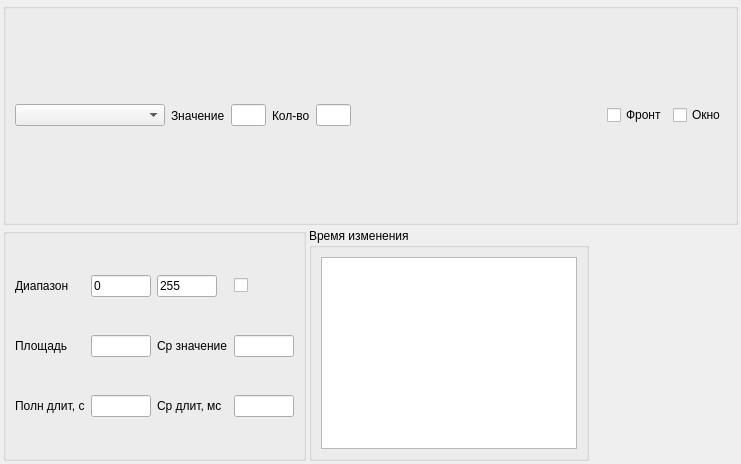
The window that src/SVExportPanel/forms/exportPanel.ui (Tyill/SVisual) describes before a commit, drawn with Qt 5.
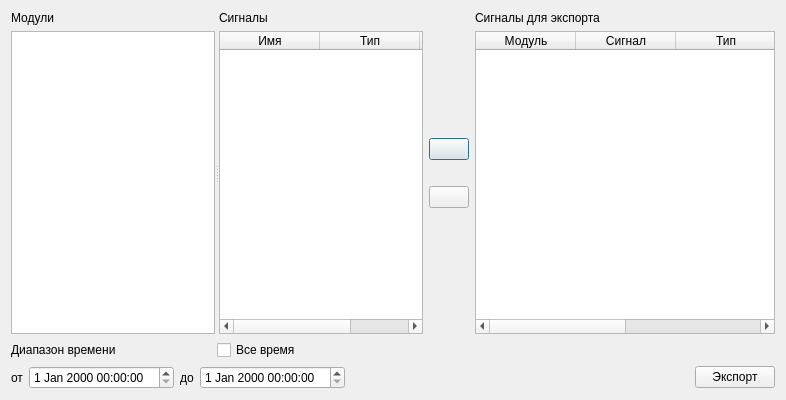
The same window after the commit. Icons and pictures are not drawn.

Commit message: -add export panel

Patch:
```diff
--- a/src/SVExportPanel/forms/exportPanel.ui
+++ b/src/SVExportPanel/forms/exportPanel.ui
@@ -6,284 +6,222 @@
    <rect>
     <x>0</x>
     <y>0</y>
-    <width>741</width>
-    <height>464</height>
+    <width>786</width>
+    <height>400</height>
    </rect>
   </property>
   <property name="maximumSize">
    <size>
     <width>900</width>
-    <height>600</height>
+    <height>900</height>
    </size>
   </property>
   <property name="windowTitle">
    <string>Статистика</string>
   </property>
-  <layout class="QVBoxLayout" name="verticalLayout">
-   <property name="spacing">
-    <number>3</number>
-   </property>
-   <property name="leftMargin">
-    <number>3</number>
-   </property>
-   <property name="topMargin">
-    <number>3</number>
-   </property>
-   <property name="rightMargin">
-    <number>3</number>
-   </property>
-   <property name="bottomMargin">
-    <number>3</number>
-   </property>
-   <item>
-    <widget class="QGroupBox" name="groupBox_3">
-     <property name="title">
-      <string/>
-     </property>
-     <layout class="QHBoxLayout" name="horizontalLayout">
-      <item>
-       <widget class="QComboBox" name="cmbSignals">
-        <property name="sizePolicy">
-         <sizepolicy hsizetype="Expanding" vsizetype="Fixed">
-          <horstretch>0</horstretch>
-          <verstretch>0</verstretch>
-         </sizepolicy>
-        </property>
-        <property name="minimumSize">
-         <size>
-          <width>150</width>
-          <height>0</height>
-         </size>
-        </property>
-        <property name="maximumSize">
-         <size>
-          <width>200</width>
-          <height>16777215</height>
-         </size>
-        </property>
-        <property name="sizeAdjustPolicy">
-         <enum>QComboBox::AdjustToContents</enum>
-        </property>
-       </widget>
-      </item>
-      <item>
-       <widget class="QLabel" name="label_6">
-        <property name="text">
-         <string>Значение</string>
-        </property>
-       </widget>
-      </item>
-      <item>
-       <widget class="QLineEdit" name="txtValue">
-        <property name="maximumSize">
-         <size>
-          <width>60</width>
-          <height>16777215</height>
-         </size>
-        </property>
-        <property name="text">
-         <string/>
-        </property>
-       </widget>
-      </item>
-      <item>
-       <widget class="QLabel" name="label_7">
-        <property name="text">
-         <string>Кол-во</string>
-        </property>
-       </widget>
-      </item>
-      <item>
-       <widget class="QLineEdit" name="txtHistValue">
-        <property name="maximumSize">
-         <size>
-          <width>60</width>
-          <height>16777215</height>
-         </size>
-        </property>
-        <property name="text">
-         <string/>
-        </property>
-       </widget>
-      </item>
-      <item>
-       <spacer name="horizontalSpacer">
-        <property name="orientation">
-         <enum>Qt::Horizontal</enum>
-        </property>
-        <property name="sizeHint" stdset="0">
-         <size>
-          <width>275</width>
-          <height>20</height>
-         </size>
-        </property>
-       </spacer>
-      </item>
-      <item>
-       <widget class="QCheckBox" name="chbFront">
-        <property name="text">
-         <string>Фронт</string>
-        </property>
-       </widget>
-      </item>
-      <item>
-       <widget class="QCheckBox" name="chbWinDiap">
-        <property name="text">
-         <string>Окно</string>
-        </property>
-        <property name="checked">
-         <bool>false</bool>
-        </property>
-       </widget>
-      </item>
-     </layout>
-    </widget>
-   </item>
+  <layout class="QVBoxLayout" name="verticalLayout_5">
    <item>
     <layout class="QHBoxLayout" name="horizontalLayout_3">
-     <property name="spacing">
-      <number>3</number>
-     </property>
      <item>
-      <widget class="QGroupBox" name="groupBox">
-       <property name="maximumSize">
+      <widget class="QSplitter" name="splitter">
+       <property name="orientation">
+        <enum>Qt::Horizontal</enum>
+       </property>
+       <widget class="QWidget" name="layoutWidget">
+        <layout class="QVBoxLayout" name="verticalLayout">
+         <item>
+          <widget class="QLabel" name="label">
+           <property name="text">
+            <string>Модули</string>
+           </property>
+          </widget>
+         </item>
+         <item>
+          <widget class="QListWidget" name="tableModule"/>
+         </item>
+        </layout>
+       </widget>
+       <widget class="QWidget" name="layoutWidget">
+        <layout class="QVBoxLayout" name="verticalLayout_2">
+         <item>
+          <widget class="QLabel" name="label_2">
+           <property name="text">
+            <string>Сигналы</string>
+           </property>
+          </widget>
+         </item>
+         <item>
+          <widget class="QTableWidget" name="tableSignal">
+           <column>
+            <property name="text">
+             <string>Имя</string>
+            </property>
+           </column>
+           <column>
+            <property name="text">
+             <string>Тип</string>
+            </property>
+           </column>
+           <column>
+            <property name="text">
+             <string>Комментарий</string>
+            </property>
+           </column>
+          </widget>
+         </item>
+        </layout>
+       </widget>
+      </widget>
+     </item>
+     <item>
+      <layout class="QVBoxLayout" name="verticalLayout_4">
+       <item>
+        <spacer name="verticalSpacer">
+         <property name="orientation">
+          <enum>Qt::Vertical</enum>
+         </property>
+         <property name="sizeHint" stdset="0">
+          <size>
+           <width>20</width>
+           <height>40</height>
+          </size>
+         </property>
+        </spacer>
+       </item>
+       <item>
+        <widget class="QPushButton" name="btnAddSignal">
+         <property name="toolTip">
+          <string>Добавить</string>
+         </property>
+         <property name="text">
+          <string/>
+         </property>
+         <property name="icon">
+          <iconset resource="../resources/exportresource.qrc">
+           <normaloff>:/SVExp/images/arrow-right.png</normaloff>:/SVExp/images/arrow-right.png</iconset>
+         </property>
+         <property name="iconSize">
+          <size>
+           <width>30</width>
+           <height>30</height>
+          </size>
+         </property>
+        </widget>
+       </item>
+       <item>
+        <spacer name="verticalSpacer_3">
+         <property name="orientation">
+          <enum>Qt::Vertical</enum>
+         </property>
+         <property name="sizeType">
+          <enum>QSizePolicy::Fixed</enum>
+         </property>
+         <property name="sizeHint" stdset="0">
+          <size>
+           <width>20</width>
+           <height>20</height>
+          </size>
+         </property>
+        </spacer>
+       </item>
+       <item>
+        <widget class="QPushButton" name="btnDelSignal">
+         <property name="toolTip">
+          <string>Удалить</string>
+         </property>
+         <property name="text">
+          <string/>
+         </property>
+         <property name="icon">
+          <iconset resource="../resources/exportresource.qrc">
+           <normaloff>:/SVExp/images/arrow-left.png</normaloff>:/SVExp/images/arrow-left.png</iconset>
+         </property>
+         <property name="iconSize">
+          <size>
+           <width>30</width>
+           <height>30</height>
+          </size>
+         </property>
+        </widget>
+       </item>
+       <item>
+        <spacer name="verticalSpacer_2">
+         <property name="orientation">
+          <enum>Qt::Vertical</enum>
+         </property>
+         <property name="sizeHint" stdset="0">
+          <size>
+           <width>20</width>
+           <height>40</height>
+          </size>
+         </property>
+        </spacer>
+       </item>
+      </layout>
+     </item>
+     <item>
+      <layout class="QVBoxLayout" name="verticalLayout_3">
+       <item>
+        <widget class="QLabel" name="label_3">
+         <property name="text">
+          <string>Сигналы для экспорта</string>
+         </property>
+        </widget>
+       </item>
+       <item>
+        <widget class="QTableWidget" name="tableExport">
+         <property name="minimumSize">
+          <size>
+           <width>300</width>
+           <height>0</height>
+          </size>
+         </property>
+         <column>
+          <property name="text">
+           <string>Модуль</string>
+          </property>
+         </column>
+         <column>
+          <property name="text">
+           <string>Сигнал</string>
+          </property>
+         </column>
+         <column>
+          <property name="text">
+           <string>Тип</string>
+          </property>
+         </column>
+         <column>
+          <property name="text">
+           <string>Комментарий</string>
+          </property>
+         </column>
+        </widget>
+       </item>
+      </layout>
+     </item>
+    </layout>
+   </item>
+   <item>
+    <layout class="QHBoxLayout" name="horizontalLayout_2">
+     <item>
+      <widget class="QLabel" name="label_6">
+       <property name="minimumSize">
         <size>
-         <width>315</width>
-         <height>16777215</height>
+         <width>200</width>
+         <height>0</height>
         </size>
        </property>
-       <property name="title">
-        <string/>
+       <property name="text">
+        <string>Диапазон времени</string>
        </property>
-       <layout class="QGridLayout" name="gridLayout">
-        <item row="2" column="0">
-         <widget class="QLabel" name="label_2">
-          <property name="text">
-           <string>Площадь</string>
-          </property>
-         </widget>
-        </item>
-        <item row="1" column="0">
-         <widget class="QLabel" name="label_4">
-          <property name="text">
-           <string>Диапазон</string>
-          </property>
-         </widget>
-        </item>
-        <item row="2" column="2">
-         <widget class="QLineEdit" name="txtCurrArea">
-          <property name="maximumSize">
-           <size>
-            <width>60</width>
-            <height>16777215</height>
-           </size>
-          </property>
-         </widget>
-        </item>
-        <item row="1" column="2">
-         <widget class="QLineEdit" name="txtDiapMin">
-          <property name="maximumSize">
-           <size>
-            <width>60</width>
-            <height>16777215</height>
-           </size>
-          </property>
-          <property name="text">
-           <string>0</string>
-          </property>
-         </widget>
-        </item>
-        <item row="1" column="3">
-         <widget class="QLineEdit" name="txtDiapMax">
-          <property name="maximumSize">
-           <size>
-            <width>60</width>
-            <height>16777215</height>
-           </size>
-          </property>
-          <property name="text">
-           <string>255</string>
-          </property>
-         </widget>
-        </item>
-        <item row="1" column="5">
-         <widget class="QCheckBox" name="chbDiapEna">
-          <property name="text">
-           <string/>
-          </property>
-         </widget>
-        </item>
-        <item row="2" column="5">
-         <widget class="QLineEdit" name="txtMx">
-          <property name="maximumSize">
-           <size>
-            <width>60</width>
-            <height>16777215</height>
-           </size>
-          </property>
-         </widget>
-        </item>
-        <item row="2" column="3">
-         <widget class="QLabel" name="label_5">
-          <property name="text">
-           <string>Ср значение</string>
-          </property>
-         </widget>
-        </item>
-        <item row="3" column="5">
-         <widget class="QLineEdit" name="txtDurationMean">
-          <property name="maximumSize">
-           <size>
-            <width>60</width>
-            <height>16777215</height>
-           </size>
-          </property>
-         </widget>
-        </item>
-        <item row="3" column="3">
-         <widget class="QLabel" name="label_3">
-          <property name="text">
-           <string>Ср длит, мс</string>
-          </property>
-         </widget>
-        </item>
-        <item row="3" column="2">
-         <widget class="QLineEdit" name="txtDurationFull">
-          <property name="maximumSize">
-           <size>
-            <width>60</width>
-            <height>16777215</height>
-           </size>
-          </property>
-         </widget>
-        </item>
-        <item row="3" column="0">
-         <widget class="QLabel" name="label">
-          <property name="text">
-           <string>Полн длит, с</string>
-          </property>
-         </widget>
-        </item>
-       </layout>
       </widget>
      </item>
      <item>
-      <widget class="QGroupBox" name="groupBox_2">
-       <property name="title">
-        <string>Время изменения</string>
+      <widget class="QCheckBox" name="chbAllTime">
+       <property name="text">
+        <string>Все время</string>
        </property>
-       <layout class="QHBoxLayout" name="horizontalLayout_2">
-        <item>
-         <widget class="QListWidget" name="listSignTimeChange">
-          <property name="sizePolicy">
-           <sizepolicy hsizetype="Expanding" vsizetype="Preferred">
-            <horstretch>0</horstretch>
-            <verstretch>0</verstretch>
-           </sizepolicy>
-          </property>
-         </widget>
-        </item>
-       </layout>
       </widget>
      </item>
      <item>
@@ -301,6 +239,57 @@
      </item>
     </layout>
    </item>
+   <item>
+    <layout class="QHBoxLayout" name="horizontalLayout">
+     <item>
+      <widget class="QLabel" name="label_4">
+       <property name="text">
+        <string>от</string>
+       </property>
+      </widget>
+     </item>
+     <item>
+      <widget class="QDateTimeEdit" name="dTimeBegin"/>
+     </item>
+     <item>
+      <widget class="QLabel" name="label_5">
+       <property name="text">
+        <string>до</string>
+       </property>
+      </widget>
+     </item>
+     <item>
+      <widget class="QDateTimeEdit" name="dTimeEnd"/>
+     </item>
+     <item>
+      <spacer name="horizontalSpacer_3">
+       <property name="orientation">
+        <enum>Qt::Horizontal</enum>
+       </property>
+       <property name="sizeHint" stdset="0">
+        <size>
+         <width>40</width>
+         <height>20</height>
+        </size>
+       </property>
+      </spacer>
+     </item>
+     <item>
+      <widget class="QLabel" name="lbMessage">
+       <property name="text">
+        <string/>
+       </property>
+      </widget>
+     </item>
+     <item>
+      <widget class="QPushButton" name="btnExport">
+       <property name="text">
+        <string>Экспорт</string>
+       </property>
+      </widget>
+     </item>
+    </layout>
+   </item>
   </layout>
  </widget>
  <resources/>
```
Left out of the diff: 6 changed lines with no effect on the pictures. The commit also changes 23 other files.
